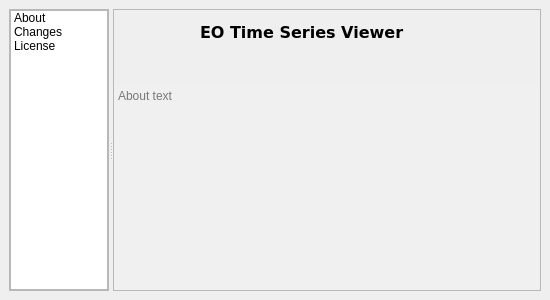
Before: the Qt Designer form eotimeseriesviewer/ui/aboutdialog.ui in jakimowb/eo-time-series-viewer, drawn with Qt 5.
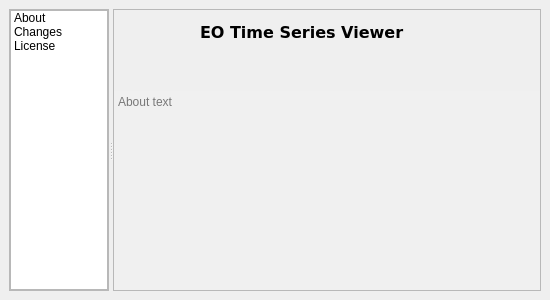
After: the same form once the commit is applied. The open tabs and pages were chosen to show the change. Icons and pictures are not drawn.

Diff of the .ui file:
```diff
--- a/eotimeseriesviewer/ui/aboutdialog.ui
+++ b/eotimeseriesviewer/ui/aboutdialog.ui
@@ -222,6 +222,9 @@
              <property name="topMargin">
               <number>0</number>
              </property>
+             <property name="bottomMargin">
+              <number>6</number>
+             </property>
              <item>
               <widget class="QLabel" name="label">
                <property name="sizePolicy">
@@ -377,7 +380,7 @@
               <string>&lt;!DOCTYPE HTML PUBLIC &quot;-//W3C//DTD HTML 4.0//EN&quot; &quot;http://www.w3.org/TR/REC-html40/strict.dtd&quot;&gt;
 &lt;html&gt;&lt;head&gt;&lt;meta name=&quot;qrichtext&quot; content=&quot;1&quot; /&gt;&lt;style type=&quot;text/css&quot;&gt;
 p, li { white-space: pre-wrap; }
-&lt;/style&gt;&lt;/head&gt;&lt;body style=&quot; font-family:'MS Shell Dlg 2'; font-size:8.25pt; font-weight:400; font-style:normal;&quot;&gt;
+&lt;/style&gt;&lt;/head&gt;&lt;body style=&quot; font-family:'Sans Serif'; font-size:9pt; font-weight:400; font-style:normal;&quot;&gt;
 &lt;p style=&quot;-qt-paragraph-type:empty; margin-top:0px; margin-bottom:0px; margin-left:0px; margin-right:0px; -qt-block-indent:0; text-indent:0px;&quot;&gt;&lt;br /&gt;&lt;/p&gt;&lt;/body&gt;&lt;/html&gt;</string>
              </property>
              <property name="placeholderText">
```
Left out of the diff: 2 changed lines with no effect on the pictures.
